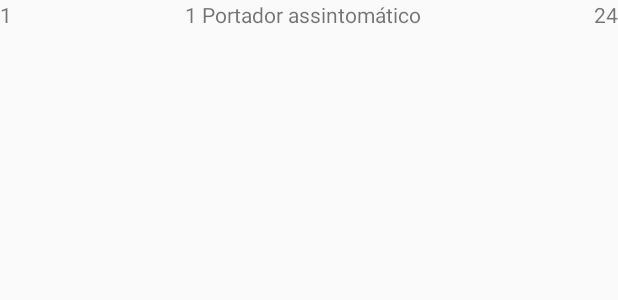
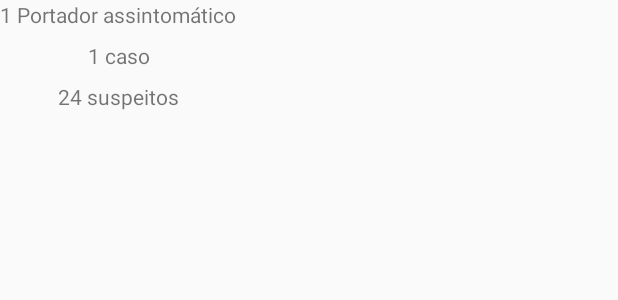
Before and after one commit to LRacoci/CoronaTracker, an Android app: the layout value_response.xml on its own in the app's theme, with its tools: preview values and no code run, on a phone screen of 412 x 824 dp. Shown: the top 300 px of the screen. Run offline under Robolectric (Android 15) with nearby library versions, the phone set to English and light mode, and no system bars.

Commit message:
Slightly improved inner item layout

```diff
--- a/app/src/main/res/layout/value_response.xml
+++ b/app/src/main/res/layout/value_response.xml
@@ -3,33 +3,48 @@
     xmlns:tools="http://schemas.android.com/tools"
     xmlns:android="http://schemas.android.com/apk/res/android"
     xmlns:app="http://schemas.android.com/apk/res-auto"
-    android:layout_width="match_parent"
-    android:layout_height="match_parent">
+    android:layout_width="wrap_content"
+    android:layout_height="wrap_content">
+
+    <TextView
+        android:id="@+id/comments"
+        android:layout_height="wrap_content"
+        android:layout_width="wrap_content"
+        android:visibility="gone"
+        app:layout_constraintTop_toTopOf="parent"
+        app:layout_constraintBottom_toTopOf="@id/cases"
+        app:layout_constraintStart_toStartOf="parent"
+        app:layout_constraintEnd_toEndOf="parent"
+        app:layout_constraintVertical_chainStyle="packed"
+        tools:text="1 Portador assintomático"
+        tools:visibility="visible" />
 
     <TextView
         android:id="@+id/cases"
         android:layout_width="wrap_content"
         android:layout_height="wrap_content"
+        android:layout_marginTop="8dp"
+        android:layout_marginBottom="8dp"
+        android:visibility="gone"
+        app:layout_constraintVertical_chainStyle="packed"
+        app:layout_constraintTop_toBottomOf="@id/comments"
+        app:layout_constraintBottom_toTopOf="@id/suspects"
+        app:layout_constraintEnd_toEndOf="parent"
         app:layout_constraintStart_toStartOf="parent"
-        app:layout_constraintTop_toTopOf="parent"
-        tools:text="1" />
+        tools:text="1 caso"
+        tools:visibility="visible" />
 
     <TextView
         android:id="@+id/suspects"
         android:layout_width="wrap_content"
         android:layout_height="wrap_content"
+        android:visibility="gone"
+        app:layout_constraintVertical_chainStyle="packed"
+        app:layout_constraintTop_toBottomOf="@id/cases"
+        app:layout_constraintBottom_toBottomOf="parent"
         app:layout_constraintEnd_toEndOf="parent"
-        app:layout_constraintHorizontal_chainStyle="spread"
-        app:layout_constraintTop_toTopOf="parent"
-        tools:text="24" />
-
-    <TextView
-        android:id="@+id/comments"
-        android:layout_width="wrap_content"
-        android:layout_height="wrap_content"
-        app:layout_constraintEnd_toStartOf="@+id/suspects"
-        app:layout_constraintStart_toEndOf="@+id/cases"
-        app:layout_constraintTop_toTopOf="parent"
-        tools:text="1 Portador assintomático" />
+        app:layout_constraintStart_toStartOf="parent"
+        tools:text="24 suspeitos"
+        tools:visibility="visible" />
 
 </androidx.constraintlayout.widget.ConstraintLayout>
```
Also changed, not shown: app/src/main/java/com/github/coronatracker/ui/main/MainFragment.kt (+24 -2 lines), app/src/main/res/layout/response.xml (+6 -12 lines).
